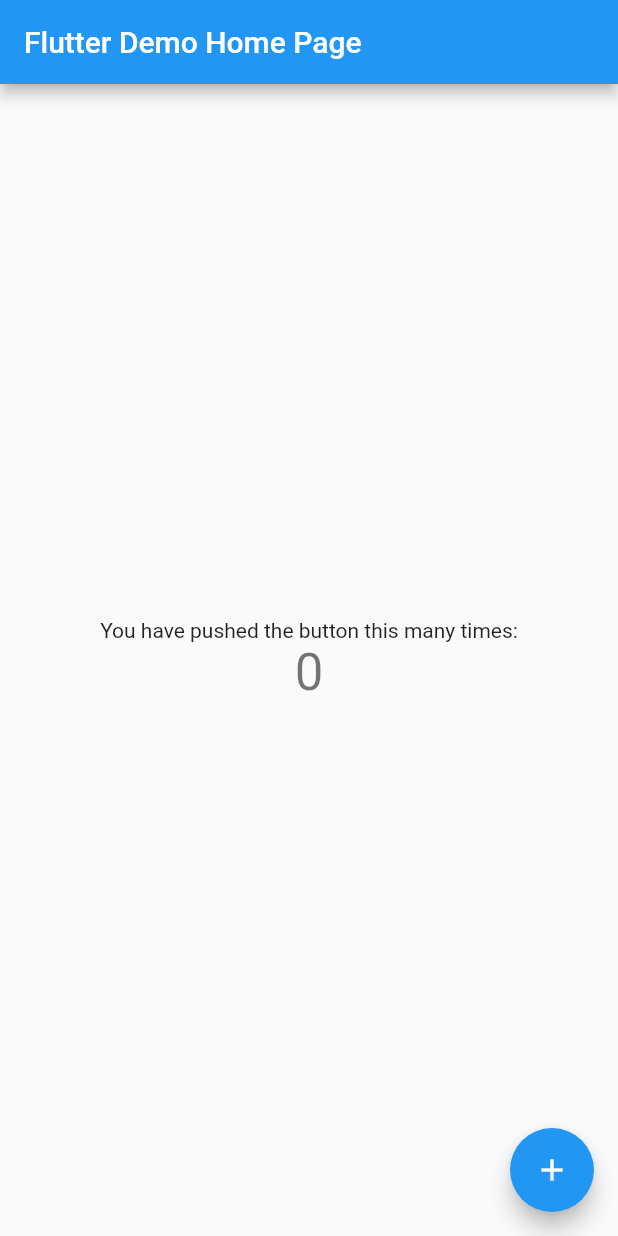
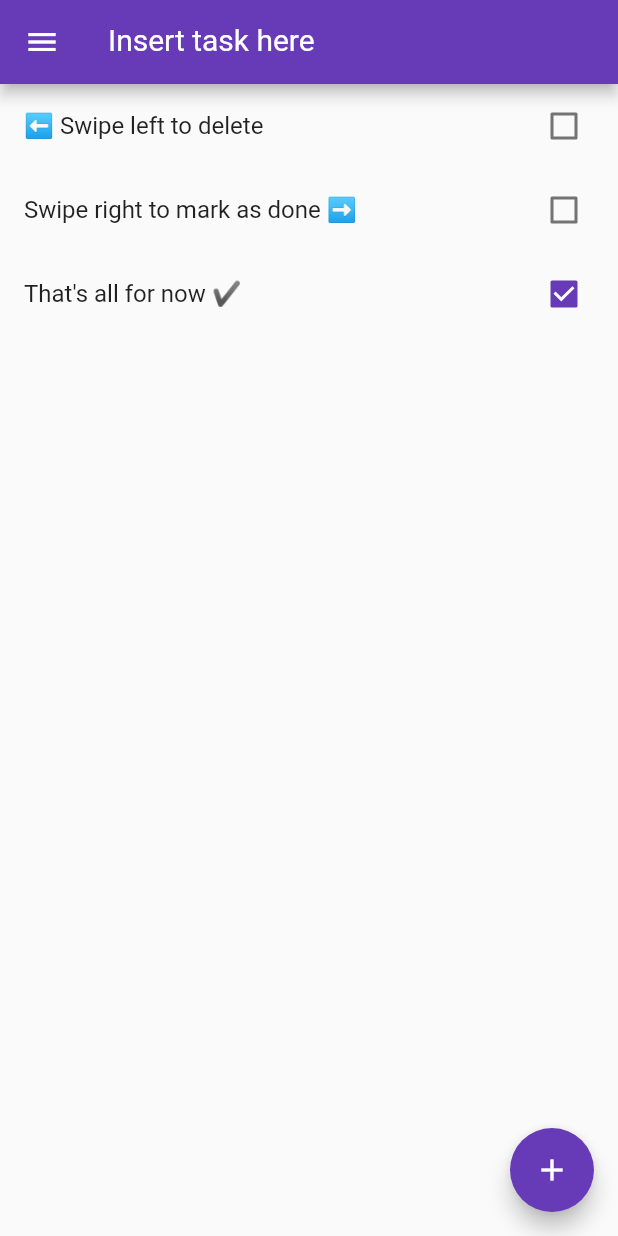
Before and after one commit to victorers1/todo-flutter, a Flutter app: the screen it shows after launch, on a phone screen of 412 x 824 dp. Run offline on Flutter 3.47's test engine with Material 2 defaults, Android fonts, the phone set to English and light mode, and no system bars.

Commit message:
feat(main.dart): creates a simple todo list
I erased that demo code and built a TODO list using ListView and Dismissable widgets (to slide a
list item). New TODOs is inserted at appbar and added by pressing a FAB button. While coding this, I
learned how do alignment and padding in a widget and how to use Row and Icon widgets. I had an idea
to each swipe direction execute a different action but Dismissable can only dismiss. Next step is to
use that public package called 'flutter_slidable'.

BREAKING CHANGE: That demo app just turned into a basic todo list. Cause I'm not afraid of radical
changes.

```diff
--- a/lib/main.dart
+++ b/lib/main.dart
@@ -1,111 +1,128 @@
 import 'package:flutter/material.dart';
+import 'models/item.dart';
 
 void main() => runApp(MyApp());
 
 class MyApp extends StatelessWidget {
-  // This widget is the root of your application.
   @override
   Widget build(BuildContext context) {
     return MaterialApp(
-      title: 'Flutter Demo',
+      title: 'TODO List',
+      debugShowCheckedModeBanner: false,
       theme: ThemeData(
-        // This is the theme of your application.
-        //
-        // Try running your application with "flutter run". You'll see the
-        // application has a blue toolbar. Then, without quitting the app, try
-        // changing the primarySwatch below to Colors.green and then invoke
-        // "hot reload" (press "r" in the console where you ran "flutter run",
-        // or simply save your changes to "hot reload" in a Flutter IDE).
-        // Notice that the counter didn't reset back to zero; the application
-        // is not restarted.
-        primarySwatch: Colors.blue,
+        primarySwatch: Colors.deepPurple,
       ),
-      home: MyHomePage(title: 'Flutter Demo Home Page'),
+      home: HomePage(),
     );
   }
 }
 
-class MyHomePage extends StatefulWidget {
-  MyHomePage({Key key, this.title}) : super(key: key);
+class HomePage extends StatefulWidget {
+  var items = new List<Item>();
 
-  // This widget is the home page of your application. It is stateful, meaning
-  // that it has a State object (defined below) that contains fields that affect
-  // how it looks.
-
-  // This class is the configuration for the state. It holds the values (in this
-  // case the title) provided by the parent (in this case the App widget) and
-  // used by the build method of the State. Fields in a Widget subclass are
-  // always marked "final".
-
-  final String title;
+  HomePage() {
+    items = [];
+    items.add(Item(title: "⬅️ Swipe left to delete", done: false));
+    items.add(Item(title: "Swipe right to mark as done ➡️", done: false));
+    items.add(Item(title: "That's all for now ✔️", done: true));
+  }
 
   @override
-  _MyHomePageState createState() => _MyHomePageState();
+  _HomePageState createState() => _HomePageState();
 }
 
-class _MyHomePageState extends State<MyHomePage> {
-  int _counter = 0;
+class _HomePageState extends State<HomePage> {
+  var newTaskCtrl = TextEditingController();
 
-  void _incrementCounter() {
+  void add() {
+    if (newTaskCtrl.text.isEmpty) return;
     setState(() {
-      // This call to setState tells the Flutter framework that something has
-      // changed in this State, which causes it to rerun the build method below
-      // so that the display can reflect the updated values. If we changed
-      // _counter without calling setState(), then the build method would not be
-      // called again, and so nothing would appear to happen.
-      _counter++;
+      widget.items.add(Item(title: newTaskCtrl.text, done: false));
+      newTaskCtrl.clear();
+    });
+  }
+
+  void remove(int index) {
+    setState(() {
+      widget.items.removeAt(index);
+    });
+  }
+
+  void doTask(int index) {
+    setState(() {
+      widget.items[index].done = true;
     });
   }
 
   @override
   Widget build(BuildContext context) {
-    // This method is rerun every time setState is called, for instance as done
-    // by the _incrementCounter method above.
-    //
-    // The Flutter framework has been optimized to make rerunning build methods
-    // fast, so that you can just rebuild anything that needs updating rather
-    // than having to individually change instances of widgets.
     return Scaffold(
       appBar: AppBar(
-        // Here we take the value from the MyHomePage object that was created by
-        // the App.build method, and use it to set our appbar title.
-        title: Text(widget.title),
-      ),
-      body: Center(
-        // Center is a layout widget. It takes a single child and positions it
-        // in the middle of the parent.
-        child: Column(
-          // Column is also a layout widget. It takes a list of children and
-          // arranges them vertically. By default, it sizes itself to fit its
-          // children horizontally, and tries to be as tall as its parent.
-          //
-          // Invoke "debug painting" (press "p" in the console, choose the
-          // "Toggle Debug Paint" action from the Flutter Inspector in Android
-          // Studio, or the "Toggle Debug Paint" command in Visual Studio Code)
-          // to see the wireframe for each widget.
-          //
-          // Column has various properties to control how it sizes itself and
-          // how it positions its children. Here we use mainAxisAlignment to
-          // center the children vertically; the main axis here is the vertical
-          // axis because Columns are vertical (the cross axis would be
-          // horizontal).
-          mainAxisAlignment: MainAxisAlignment.center,
-          children: <Widget>[
-            Text(
-              'You have pushed the button this many times:',
+        leading: Icon(Icons.menu),
+        title: TextFormField(
+          controller: newTaskCtrl,
+          keyboardType: TextInputType.text,
+          style: TextStyle(
+            color: Colors.white,
+            fontSize: 20,
+          ),
+          decoration: InputDecoration(
+            labelText: "Insert task here",
+            labelStyle: TextStyle(
+              color: Colors.white,
             ),
-            Text(
-              '$_counter',
-              style: Theme.of(context).textTheme.display1,
-            ),
-          ],
+          ),
         ),
       ),
+      body: ListView.builder(
+        itemCount: widget.items.length,
+        itemBuilder: (BuildContext ctx, int index) {
+          final item = widget.items[index];
+
+          return Dismissible(
+            key: Key(item.title),
+            child: CheckboxListTile(
+              title: Text(item.title),
+              value: item.done,
+              onChanged: (value) {
+                setState(() {
+                  item.done = value;
+                  print(value);
+                });
+              },
+            ),
+            background: Container(
+              padding: EdgeInsets.fromLTRB(15, 0, 15, 0),
+              color: Colors.green,
+              child: Align(
+                alignment: Alignment.centerLeft,
+                child: Icon(
+                  Icons.done,
+                  size: 35,
+                  color: Colors.white,
+                ),
+              ),
+            ),
+            secondaryBackground: Container(
+              padding: EdgeInsets.fromLTRB(15, 0, 15, 0),
+              color: Colors.red,
+              child: Align(
+                alignment: Alignment.centerRight,
+                child: Icon(
+                  Icons.delete_forever,
+                  size: 35,
+                  color: Colors.white,
+                ),
+              ),
+            ),
+          );
+        },
+      ),
       floatingActionButton: FloatingActionButton(
-        onPressed: _incrementCounter,
-        tooltip: 'Increment',
+        onPressed: add,
         child: Icon(Icons.add),
-      ), // This trailing comma makes auto-formatting nicer for build methods.
+        backgroundColor: Colors.deepPurple,
+      ),
     );
   }
 }
--- /dev/null
+++ b/lib/models/item.dart
@@ -0,0 +1,15 @@
+class Item {
+  String title;
+  bool done;
+
+  Item({this.title, this.done});
+
+  Item.fromJson(Map<String, dynamic> json)
+      : title = json['title'],
+        done = json['done'];
+
+  Map<String, dynamic> toJson() => {
+        'title': title,
+        'done': done,
+      };
+}
```
